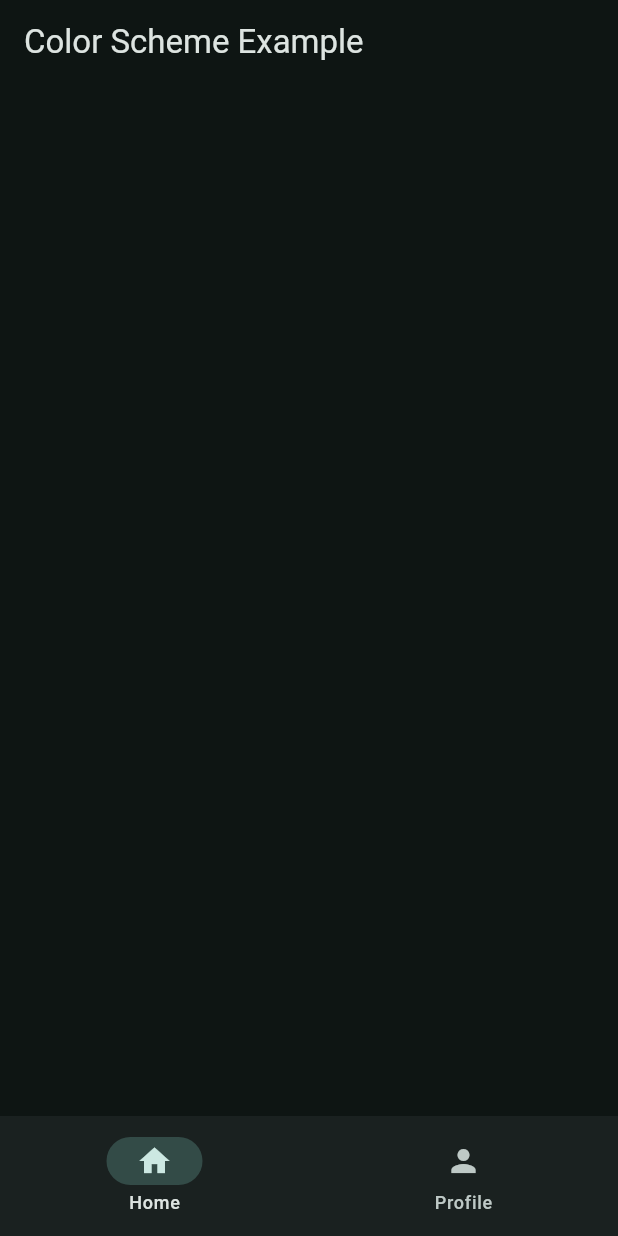
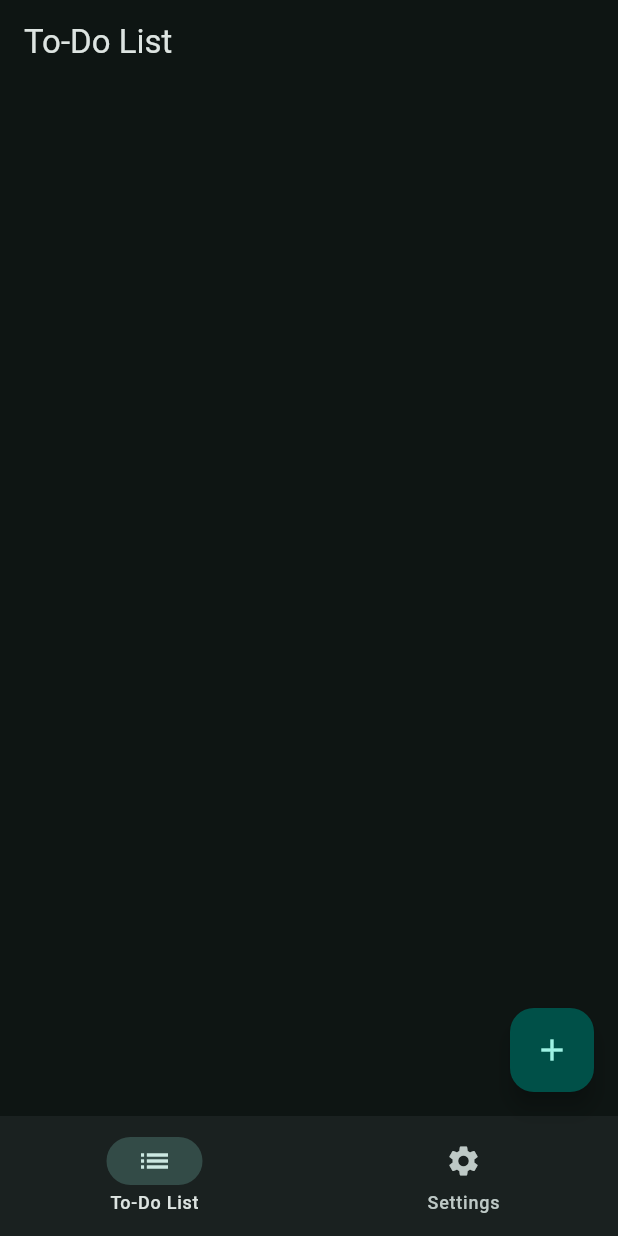
Before and after one commit to sorrawichYooboon/flutter-app, a Flutter app: the screen it shows after launch, on a phone screen of 412 x 824 dp. Run offline on Flutter 3.47's test engine with Material 3 defaults, Android fonts, the phone set to English and light mode, and no system bars.

Commit message:
feat:simple todo

```diff
--- a/lib/main.dart
+++ b/lib/main.dart
@@ -1,5 +1,5 @@
 import 'package:flutter/material.dart';
-import 'package:flutter_app/widgets/navbar_widget.dart';
+import 'package:flutter_app/screens/todo_list_screen.dart';
 
 void main() {
   runApp(const MyApp());
@@ -23,10 +23,7 @@ class _MyAppState extends State<MyApp> {
           brightness: Brightness.dark,
         ),
       ),
-      home: Scaffold(
-        appBar: AppBar(title: const Text('Color Scheme Example')),
-        bottomNavigationBar: NavbarWidget(),
-      ),
+      home: const TodoListScreen(),
     );
   }
 }
--- /dev/null
+++ b/lib/screens/todo_list_screen.dart
@@ -0,0 +1,84 @@
+import 'package:flutter/material.dart';
+import 'package:flutter_app/widgets/navbar_widget.dart';
+
+class TodoListScreen extends StatefulWidget {
+  const TodoListScreen({super.key});
+
+  @override
+  State<TodoListScreen> createState() => _TodoListScreenState();
+}
+
+class _TodoListScreenState extends State<TodoListScreen> {
+  final List<String> _todoItems = [];
+  final TextEditingController _textFieldController = TextEditingController();
+
+  void _addTodoItem(String task) {
+    if (task.isNotEmpty) {
+      setState(() {
+        _todoItems.add(task);
+      });
+      _textFieldController.clear();
+    }
+  }
+
+  void _removeTodoItem(int index) {
+    setState(() {
+      _todoItems.removeAt(index);
+    });
+  }
+
+  void _promptAddTodoItem() {
+    showDialog(
+      context: context,
+      builder: (BuildContext context) {
+        return AlertDialog(
+          title: const Text('New task'),
+          content: TextField(controller: _textFieldController, autofocus: true),
+          actions: <Widget>[
+            TextButton(
+              child: const Text('Cancel'),
+              onPressed: () {
+                _textFieldController.clear();
+                Navigator.pop(context);
+              },
+            ),
+            TextButton(
+              child: const Text('Add'),
+              onPressed: () {
+                _addTodoItem(_textFieldController.text);
+                Navigator.pop(context);
+              },
+            ),
+          ],
+        );
+      },
+    );
+  }
+
+  Widget _buildTodoList() {
+    return ListView.builder(
+      itemCount: _todoItems.length,
+      itemBuilder: (context, index) {
+        return _buildTodoItem(_todoItems[index], index);
+      },
+    );
+  }
+
+  Widget _buildTodoItem(String todoText, int index) {
+    return ListTile(title: Text(todoText), onTap: () => _removeTodoItem(index));
+  }
+
+  @override
+  Widget build(BuildContext context) {
+    return Scaffold(
+      appBar: AppBar(title: const Text('To-Do List')),
+      body: _buildTodoList(),
+      floatingActionButton: FloatingActionButton(
+        onPressed: _promptAddTodoItem,
+        tooltip: 'Add task',
+        child: const Icon(Icons.add),
+      ),
+      bottomNavigationBar: const NavbarWidget(),
+    );
+  }
+}
--- a/lib/widgets/navbar_widget.dart
+++ b/lib/widgets/navbar_widget.dart
@@ -12,9 +12,9 @@ class _NavbarWidgetState extends State<NavbarWidget> {
   @override
   Widget build(BuildContext context) {
     return NavigationBar(
-      destinations: [
-        NavigationDestination(icon: Icon(Icons.home), label: 'Home'),
-        NavigationDestination(icon: Icon(Icons.person), label: 'Profile'),
+      destinations: const [
+        NavigationDestination(icon: Icon(Icons.list), label: 'To-Do List'),
+        NavigationDestination(icon: Icon(Icons.settings), label: 'Settings'),
       ],
       onDestinationSelected: (int index) {
         setState(() {
```
